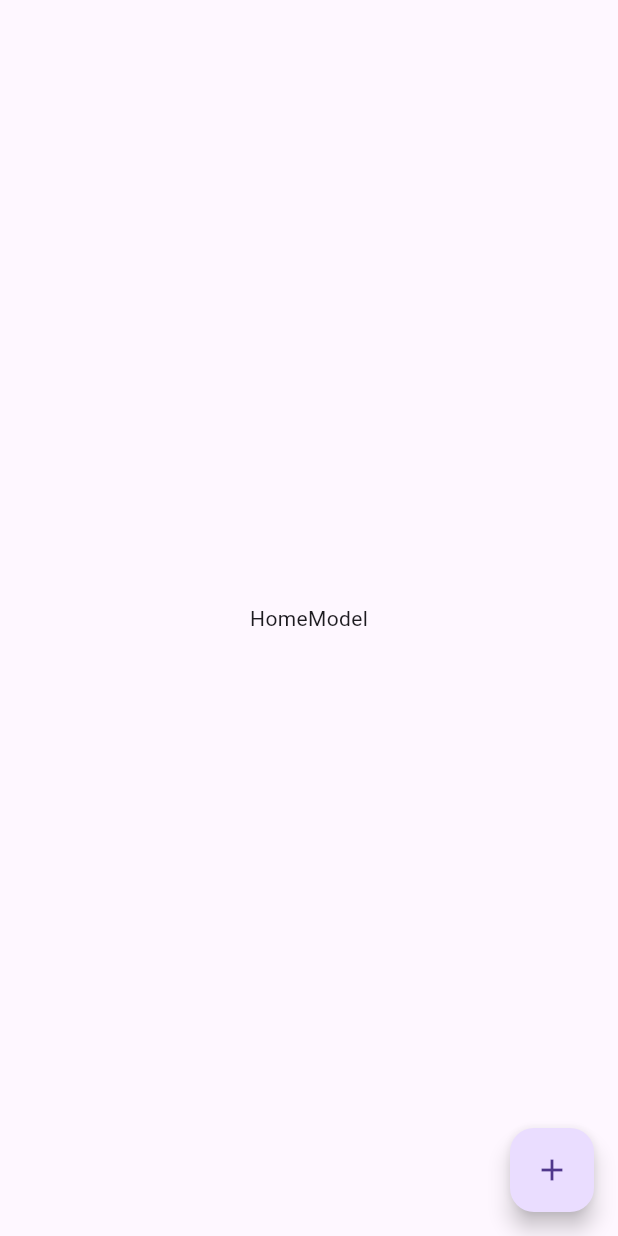
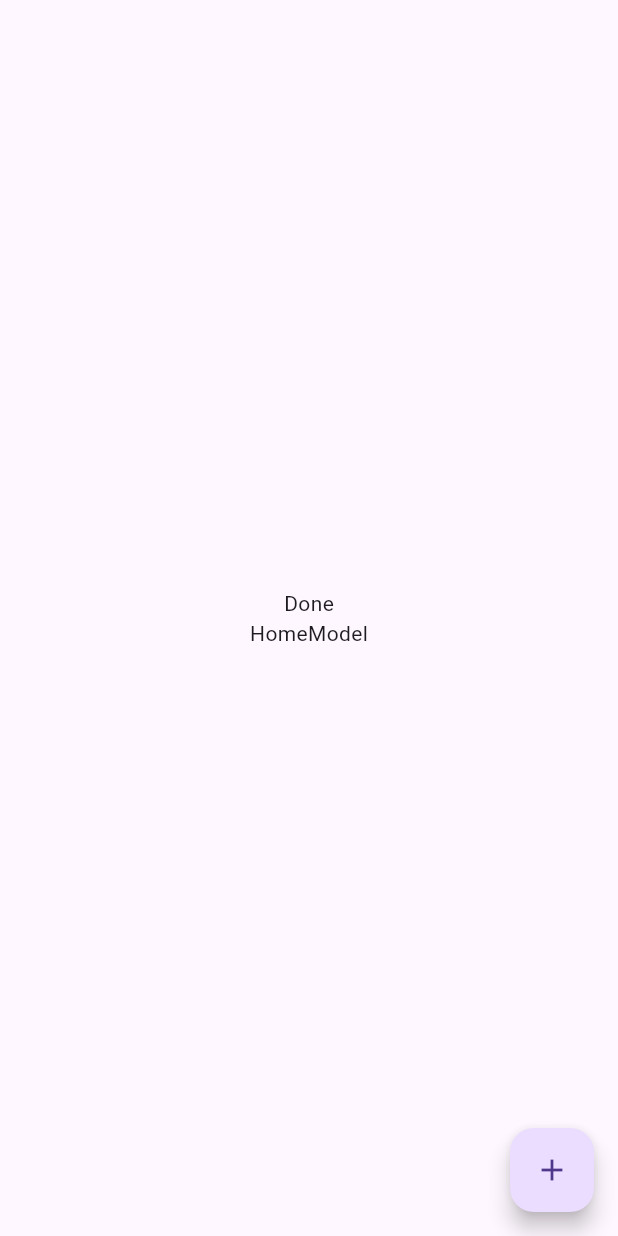
Before and after one commit to sahillathwal/flutter_scopedmodal, a Flutter app: the screen it shows after launch, on a phone screen of 412 x 824 dp. Run offline on Flutter 3.47's test engine with Material 3 defaults, Android fonts, the phone set to English and light mode, and no system bars; our stand-ins replace get_it.

Commit message:
Multiple Views, Navigation, Shared Overlay UI (Busy Indicator), Async scenarios - All Done

```diff
--- /dev/null
+++ b/lib/enums/view_states.dart
@@ -0,0 +1,2 @@
+/// Represents a view's state from the ScopedModel
+enum ViewState { idle, busy, retrieved, error }
--- a/lib/main.dart
+++ b/lib/main.dart
@@ -1,6 +1,6 @@
 import 'package:flutter/material.dart';
 import 'package:scoped_guide/service_locator.dart';
-import 'package:scoped_guide/ui/home_view.dart';
+import 'package:scoped_guide/ui/views/home_view.dart';
 
 void main() {
   setupLocator();
--- /dev/null
+++ b/lib/scoped_model/base_model.dart
@@ -0,0 +1,14 @@
+import 'package:scoped_guide/enums/view_states.dart';
+import 'package:scoped_model/scoped_model.dart';
+
+export 'package:scoped_guide/enums/view_states.dart';
+
+class BaseModel extends Model {
+  ViewState? _state;
+  ViewState? get state => _state;
+
+  void setState(ViewState newState) {
+    _state = newState;
+    notifyListeners();
+  }
+}
--- /dev/null
+++ b/lib/scoped_model/error_model.dart
@@ -0,0 +1,3 @@
+import 'package:scoped_guide/scoped_model/base_model.dart';
+
+class ErrorModel extends BaseModel {}
--- a/lib/service_locator.dart
+++ b/lib/service_locator.dart
@@ -1,5 +1,7 @@
 import 'package:get_it/get_it.dart';
+import 'package:scoped_guide/scoped_model/error_model.dart';
 import 'package:scoped_guide/scoped_model/home_model.dart';
+import 'package:scoped_guide/scoped_model/success_model.dart';
 import 'package:scoped_guide/services/storage_service.dart';
 
 GetIt locator = GetIt.instance;
@@ -10,4 +12,6 @@ void setupLocator() {
 
   // Register models
   locator.registerFactory<HomeModel>(() => HomeModel());
+  locator.registerFactory<SuccessModel>(() => SuccessModel());
+  locator.registerFactory<ErrorModel>(() => ErrorModel());
 }
--- a/lib/ui/home_view.dart
+++ /dev/null
@@ -1,28 +0,0 @@
-import 'package:flutter/material.dart';
-import 'package:scoped_guide/scoped_model/home_model.dart';
-import 'package:scoped_guide/service_locator.dart';
-import 'package:scoped_model/scoped_model.dart';
-
-class HomeView extends StatelessWidget {
-  const HomeView({super.key});
-
-  @override
-  Widget build(BuildContext context) {
-    return ScopedModel<HomeModel>(
-      model: locator<HomeModel>(),
-      child: ScopedModelDescendant<HomeModel>(
-        builder: (context, child, model) => Scaffold(
-          floatingActionButton: FloatingActionButton(
-            onPressed: () {
-              model.saveData();
-            },
-            child: const Icon(Icons.add),
-          ),
-          body: Center(
-            child: Text(model.title),
-          ),
-        ),
-      ),
-    );
-  }
-}
--- /dev/null
+++ b/lib/ui/views/base_view.dart
@@ -0,0 +1,36 @@
+import 'package:flutter/material.dart';
+import 'package:scoped_model/scoped_model.dart';
+import 'package:scoped_guide/service_locator.dart';
+
+class BaseView<T extends Model> extends StatefulWidget {
+  final ScopedModelDescendantBuilder<T> _builder;
+  final Function(T)? onModelReady;
+
+  const BaseView(
+      {super.key,
+      required ScopedModelDescendantBuilder<T> builder,
+      this.onModelReady})
+      : _builder = builder;
+
+  @override
+  _BaseViewState<T> createState() => _BaseViewState<T>();
+}
+
+class _BaseViewState<T extends Model> extends State<BaseView<T>> {
+  final T _model = locator<T>();
+
+  @override
+  void initState() {
+    if (widget.onModelReady != null) {
+      widget.onModelReady!(_model);
+    }
+    super.initState();
+  }
+
+  @override
+  Widget build(BuildContext context) {
+    return ScopedModel<T>(
+        model: _model,
+        child: ScopedModelDescendant<T>(builder: widget._builder));
+  }
+}
--- /dev/null
+++ b/lib/ui/views/home_view.dart
@@ -0,0 +1,60 @@
+// ignore_for_file: use_build_context_synchronously
+
+import 'package:flutter/material.dart';
+import 'package:scoped_guide/enums/view_states.dart';
+import 'package:scoped_guide/scoped_model/home_model.dart';
+import 'package:scoped_guide/ui/views/base_view.dart';
+import 'package:scoped_guide/ui/views/error_view.dart';
+import 'package:scoped_guide/ui/views/success_view.dart';
+import 'package:scoped_guide/ui/widgets/busy_overlay.dart';
+
+class HomeView extends StatelessWidget {
+  const HomeView({super.key});
+
+  @override
+  Widget build(BuildContext context) {
+    return BaseView<HomeModel>(
+      builder: (context, child, model) => BusyOverlay(
+        show: model.state == ViewState.busy,
+        child: Scaffold(
+          floatingActionButton: FloatingActionButton(
+            onPressed: () async {
+              var result = await model.saveData();
+              if (result) {
+                Navigator.push(
+                  context,
+                  MaterialPageRoute(
+                      builder: (context) =>
+                          const SuccessView(title: "Success")),
+                );
+              } else {
+                Navigator.push(context,
+                    MaterialPageRoute(builder: (context) => const ErrorView()));
+              }
+            },
+            child: const Icon(Icons.add),
+          ),
+          body: Center(
+            child: Column(
+              mainAxisSize: MainAxisSize.min,
+              children: <Widget>[
+                _getBodyUi(model.state),
+                Text(model.title),
+              ],
+            ),
+          ),
+        ),
+      ),
+    );
+  }
+
+  Widget _getBodyUi(ViewState? state) {
+    switch (state) {
+      case ViewState.busy:
+        return const CircularProgressIndicator();
+      case ViewState.retrieved:
+      default:
+        return const Text('Done');
+    }
+  }
+}
--- /dev/null
+++ b/lib/ui/widgets/busy_overlay.dart
@@ -0,0 +1,43 @@
+import 'package:flutter/material.dart';
+
+class BusyOverlay extends StatelessWidget {
+  final Widget child;
+  final String title;
+  final bool show;
+
+  const BusyOverlay(
+      {super.key,
+      required this.child,
+      this.title = 'Please wait...',
+      this.show = false});
+
+  @override
+  Widget build(BuildContext context) {
+    var screenSize = MediaQuery.of(context).size;
+    return Material(
+        child: Stack(children: <Widget>[
+      child,
+      IgnorePointer(
+        child: Opacity(
+            opacity: show ? 1.0 : 0.0,
+            child: Container(
+              width: screenSize.width,
+              height: screenSize.height,
+              alignment: Alignment.center,
+              color: const Color.fromARGB(100, 0, 0, 0),
+              child: Column(
+                mainAxisSize: MainAxisSize.min,
+                children: <Widget>[
+                  const CircularProgressIndicator(),
+                  Text(title,
+                      style: const TextStyle(
+                          fontSize: 16.0,
+                          fontWeight: FontWeight.bold,
+                          color: Colors.white)),
+                ],
+              ),
+            )),
+      ),
+    ]));
+  }
+}
```
Also changed, not shown: lib/scoped_model/home_model.dart (+8 -9 lines), lib/scoped_model/success_model.dart (added, +12 -0 lines), lib/ui/views/error_view.dart (added, +18 -0 lines), lib/ui/views/success_view.dart (added, +28 -0 lines).
